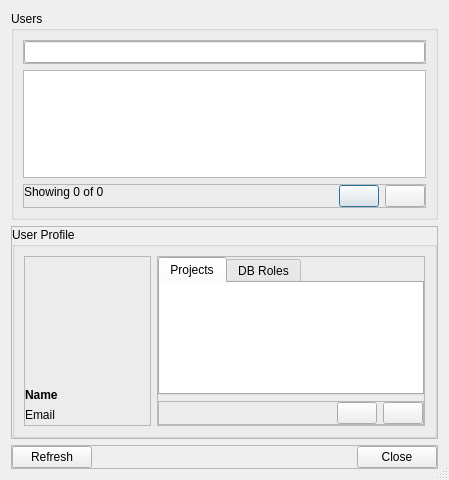
Before: the Qt Designer form forms/repodialogusermanager.ui in 3drepo/3drepogui, drawn with Qt 5.
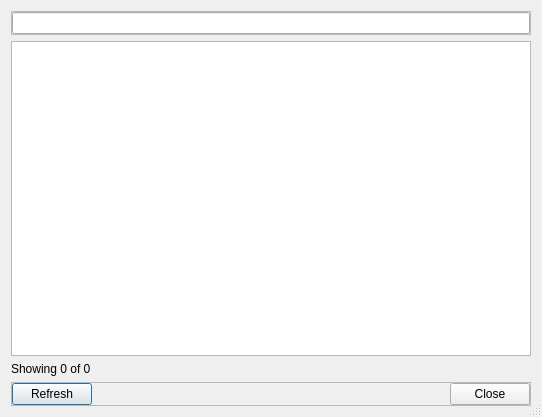
After: the same form once the commit is applied. Custom widgets are drawn as their Qt base class.

Commit message: Added custom combo box editor and new user profile dialog box.

The edit to the form file:
```diff
--- a/forms/repodialogusermanager.ui
+++ b/forms/repodialogusermanager.ui
@@ -6,8 +6,8 @@
    <rect>
     <x>0</x>
     <y>0</y>
-    <width>449</width>
-    <height>480</height>
+    <width>542</width>
+    <height>417</height>
    </rect>
   </property>
   <property name="windowTitle">
@@ -18,130 +18,14 @@
   </property>
   <layout class="QVBoxLayout" name="verticalLayout">
    <item>
-    <widget class="QGroupBox" name="groupBox_4">
-     <property name="title">
-      <string>Users</string>
-     </property>
-     <layout class="QVBoxLayout" name="verticalLayout_5">
-      <property name="spacing">
-       <number>6</number>
-      </property>
-      <item>
-       <widget class="QFrame" name="frame_2">
-        <property name="frameShape">
-         <enum>QFrame::StyledPanel</enum>
-        </property>
-        <property name="frameShadow">
-         <enum>QFrame::Raised</enum>
-        </property>
-        <layout class="QHBoxLayout" name="horizontalLayout_2">
-         <property name="leftMargin">
-          <number>0</number>
-         </property>
-         <property name="topMargin">
-          <number>0</number>
-         </property>
-         <property name="rightMargin">
-          <number>0</number>
-         </property>
-         <property name="bottomMargin">
-          <number>0</number>
-         </property>
-         <item>
-          <widget class="repo::gui::RepoLineEdit" name="filterLineEdit"/>
-         </item>
-        </layout>
-       </widget>
-      </item>
-      <item>
-       <widget class="QTreeView" name="usersTreeView">
-        <property name="editTriggers">
-         <set>QAbstractItemView::NoEditTriggers</set>
-        </property>
-        <property name="alternatingRowColors">
-         <bool>true</bool>
-        </property>
-        <property name="sortingEnabled">
-         <bool>true</bool>
-        </property>
-       </widget>
-      </item>
-      <item>
-       <widget class="QFrame" name="frame_4">
-        <property name="frameShape">
-         <enum>QFrame::StyledPanel</enum>
-        </property>
-        <property name="frameShadow">
-         <enum>QFrame::Raised</enum>
-        </property>
-        <layout class="QHBoxLayout" name="horizontalLayout_4">
-         <property name="spacing">
-          <number>6</number>
-         </property>
-         <property name="leftMargin">
-          <number>0</number>
-         </property>
-         <property name="topMargin">
-          <number>0</number>
-         </property>
-         <property name="rightMargin">
-          <number>0</number>
-         </property>
-         <property name="bottomMargin">
-          <number>0</number>
-         </property>
-         <item>
-          <widget class="QLabel" name="usersCountLabel">
-           <property name="text">
-            <string>Showing 0 of 0</string>
-           </property>
-           <property name="alignment">
-            <set>Qt::AlignLeading|Qt::AlignLeft|Qt::AlignTop</set>
-           </property>
-          </widget>
-         </item>
-         <item>
-          <spacer name="horizontalSpacer">
-           <property name="orientation">
-            <enum>Qt::Horizontal</enum>
-           </property>
-           <property name="sizeHint" stdset="0">
-            <size>
-             <width>40</width>
-             <height>20</height>
-            </size>
-           </property>
-          </spacer>
-         </item>
-         <item>
-          <widget class="QPushButton" name="addUserPushButton">
-           <property name="text">
-            <string/>
-           </property>
-          </widget>
-         </item>
-         <item>
-          <widget class="QPushButton" name="deleteUserPushButton">
-           <property name="text">
-            <string/>
-           </property>
-          </widget>
-         </item>
-        </layout>
-       </widget>
-      </item>
-     </layout>
-    </widget>
-   </item>
-   <item>
-    <widget class="QFrame" name="frame_3">
+    <widget class="QFrame" name="frame_4">
      <property name="frameShape">
       <enum>QFrame::StyledPanel</enum>
      </property>
      <property name="frameShadow">
       <enum>QFrame::Raised</enum>
      </property>
-     <layout class="QHBoxLayout" name="horizontalLayout_3">
+     <layout class="QHBoxLayout" name="horizontalLayout_4">
       <property name="leftMargin">
        <number>0</number>
       </property>
@@ -155,257 +39,37 @@
        <number>0</number>
       </property>
       <item>
-       <widget class="QGroupBox" name="userProfileGroupBox">
-        <property name="title">
-         <string>User Profile</string>
-        </property>
-        <layout class="QHBoxLayout" name="horizontalLayout_6">
-         <item>
-          <widget class="QFrame" name="frame_6">
-           <property name="frameShape">
-            <enum>QFrame::StyledPanel</enum>
-           </property>
-           <property name="frameShadow">
-            <enum>QFrame::Raised</enum>
-           </property>
-           <layout class="QVBoxLayout" name="verticalLayout_6">
-            <property name="leftMargin">
-             <number>0</number>
-            </property>
-            <property name="topMargin">
-             <number>0</number>
-            </property>
-            <property name="rightMargin">
-             <number>0</number>
-            </property>
-            <property name="bottomMargin">
-             <number>0</number>
-            </property>
-            <item>
-             <widget class="QPushButton" name="picturePushButton">
-              <property name="sizePolicy">
-               <sizepolicy hsizetype="Fixed" vsizetype="Fixed">
-                <horstretch>0</horstretch>
-                <verstretch>0</verstretch>
-               </sizepolicy>
-              </property>
-              <property name="minimumSize">
-               <size>
-                <width>125</width>
-                <height>125</height>
-               </size>
-              </property>
-              <property name="text">
-               <string/>
-              </property>
-              <property name="iconSize">
-               <size>
-                <width>125</width>
-                <height>125</height>
-               </size>
-              </property>
-              <property name="flat">
-               <bool>true</bool>
-              </property>
-             </widget>
-            </item>
-            <item>
-             <widget class="QLabel" name="nameLabel">
-              <property name="styleSheet">
-               <string notr="true">font-weight: bold</string>
-              </property>
-              <property name="text">
-               <string>Name</string>
-              </property>
-             </widget>
-            </item>
-            <item>
-             <widget class="QLabel" name="emailLabel">
-              <property name="styleSheet">
-               <string notr="true"/>
-              </property>
-              <property name="text">
-               <string>Email</string>
-              </property>
-             </widget>
-            </item>
-            <item>
-             <spacer name="verticalSpacer">
-              <property name="orientation">
-               <enum>Qt::Vertical</enum>
-              </property>
-              <property name="sizeHint" stdset="0">
-               <size>
-                <width>20</width>
-                <height>40</height>
-               </size>
-              </property>
-             </spacer>
-            </item>
-           </layout>
-          </widget>
-         </item>
-         <item>
-          <widget class="QFrame" name="frame_8">
-           <property name="frameShape">
-            <enum>QFrame::StyledPanel</enum>
-           </property>
-           <property name="frameShadow">
-            <enum>QFrame::Raised</enum>
-           </property>
-           <layout class="QVBoxLayout" name="verticalLayout_3">
-            <property name="leftMargin">
-             <number>0</number>
-            </property>
-            <property name="topMargin">
-             <number>0</number>
-            </property>
-            <property name="rightMargin">
-             <number>0</number>
-            </property>
-            <property name="bottomMargin">
-             <number>0</number>
-            </property>
-            <item>
-             <widget class="QTabWidget" name="tabWidget">
-              <property name="currentIndex">
-               <number>0</number>
-              </property>
-              <widget class="QWidget" name="tab">
-               <attribute name="title">
-                <string>Projects</string>
-               </attribute>
-               <layout class="QVBoxLayout" name="verticalLayout_4">
-                <property name="leftMargin">
-                 <number>0</number>
-                </property>
-                <property name="topMargin">
-                 <number>0</number>
-                </property>
-                <property name="rightMargin">
-                 <number>0</number>
-                </property>
-                <property name="bottomMargin">
-                 <number>0</number>
-                </property>
-                <item>
-                 <widget class="QTreeView" name="projectsTreeView">
-                  <property name="frameShape">
-                   <enum>QFrame::NoFrame</enum>
-                  </property>
-                  <property name="lineWidth">
-                   <number>0</number>
-                  </property>
-                  <property name="alternatingRowColors">
-                   <bool>true</bool>
-                  </property>
-                  <property name="selectionMode">
-                   <enum>QAbstractItemView::ExtendedSelection</enum>
-                  </property>
-                  <property name="sortingEnabled">
-                   <bool>true</bool>
-                  </property>
-                 </widget>
-                </item>
-               </layout>
-              </widget>
-              <widget class="QWidget" name="tab_2">
-               <attribute name="title">
-                <string>DB Roles</string>
-               </attribute>
-               <layout class="QVBoxLayout" name="verticalLayout_2">
-                <property name="leftMargin">
-                 <number>0</number>
-                </property>
-                <property name="topMargin">
-                 <number>0</number>
-                </property>
-                <property name="rightMargin">
-                 <number>0</number>
-                </property>
-                <property name="bottomMargin">
-                 <number>0</number>
-                </property>
-                <item>
-                 <widget class="QTreeView" name="databaseRolesTreeView">
-                  <property name="frameShape">
-                   <enum>QFrame::NoFrame</enum>
-                  </property>
-                  <property name="alternatingRowColors">
-                   <bool>true</bool>
-                  </property>
-                  <property name="selectionMode">
-                   <enum>QAbstractItemView::ExtendedSelection</enum>
-                  </property>
-                  <property name="sortingEnabled">
-                   <bool>true</bool>
-                  </property>
-                 </widget>
-                </item>
-               </layout>
-              </widget>
-             </widget>
-            </item>
-            <item>
-             <widget class="QFrame" name="frame_5">
-              <property name="frameShape">
-               <enum>QFrame::StyledPanel</enum>
-              </property>
-              <property name="frameShadow">
-               <enum>QFrame::Raised</enum>
-              </property>
-              <layout class="QHBoxLayout" name="horizontalLayout_5">
-               <property name="leftMargin">
-                <number>0</number>
-               </property>
-               <property name="topMargin">
-                <number>0</number>
-               </property>
-               <property name="rightMargin">
-                <number>0</number>
-               </property>
-               <property name="bottomMargin">
-                <number>0</number>
-               </property>
-               <item>
-                <spacer name="horizontalSpacer_3">
-                 <property name="orientation">
-                  <enum>Qt::Horizontal</enum>
-                 </property>
-                 <property name="sizeHint" stdset="0">
-                  <size>
-                   <width>40</width>
-                   <height>20</height>
-                  </size>
-                 </property>
-                </spacer>
-               </item>
-               <item>
-                <widget class="QPushButton" name="addPushButton">
-                 <property name="text">
-                  <string/>
-                 </property>
-                </widget>
-               </item>
-               <item>
-                <widget class="QPushButton" name="deletePushButton">
-                 <property name="text">
-                  <string/>
-                 </property>
-                </widget>
-               </item>
-              </layout>
-             </widget>
-            </item>
-           </layout>
-          </widget>
-         </item>
-        </layout>
-       </widget>
+       <widget class="repo::gui::RepoLineEdit" name="filterLineEdit"/>
       </item>
      </layout>
     </widget>
    </item>
+   <item>
+    <widget class="QTreeView" name="usersTreeView">
+     <property name="editTriggers">
+      <set>QAbstractItemView::NoEditTriggers</set>
+     </property>
+     <property name="alternatingRowColors">
+      <bool>true</bool>
+     </property>
+     <property name="rootIsDecorated">
+      <bool>true</bool>
+     </property>
+     <property name="sortingEnabled">
+      <bool>true</bool>
+     </property>
+    </widget>
+   </item>
+   <item>
+    <widget class="QLabel" name="usersCountLabel">
+     <property name="text">
+      <string>Showing 0 of 0</string>
+     </property>
+     <property name="alignment">
+      <set>Qt::AlignLeading|Qt::AlignLeft|Qt::AlignTop</set>
+     </property>
+    </widget>
+   </item>
    <item>
     <widget class="QFrame" name="frame">
      <property name="frameShape">
@@ -434,19 +98,6 @@
         </property>
        </widget>
       </item>
-      <item>
-       <spacer name="horizontalSpacer_2">
-        <property name="orientation">
-         <enum>Qt::Horizontal</enum>
-        </property>
-        <property name="sizeHint" stdset="0">
-         <size>
-          <width>40</width>
-          <height>20</height>
-         </size>
-        </property>
-       </spacer>
-      </item>
       <item>
        <widget class="QDialogButtonBox" name="buttonBox">
         <property name="sizePolicy">
```
Left out of the diff: 3 changed lines with no effect on the pictures. The commit also changes 9 other files.
